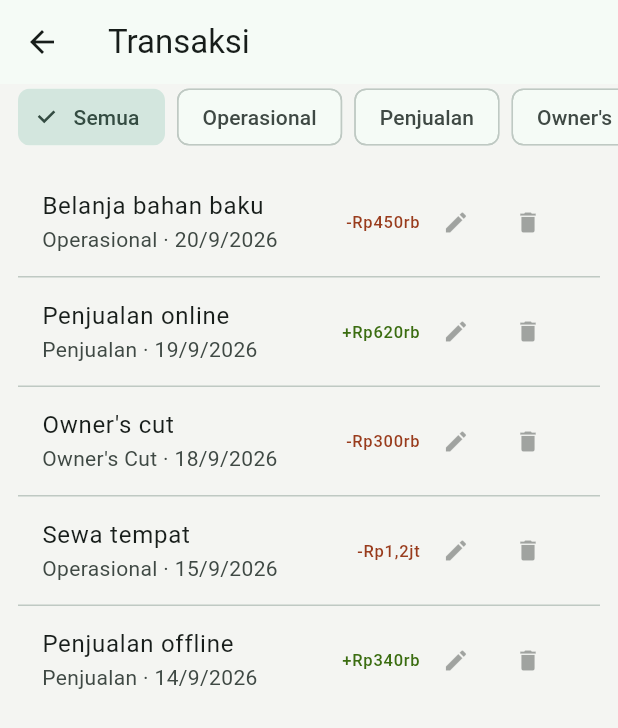
After one commit to Abidalfakhri/flunds, a Flutter app: the TransactionsScreen screen opened directly, on a phone screen of 412 x 824 dp. The commit adds this screen. Shown: the top 728 px of the screen. Run offline on Flutter 3.47's test engine with Material 3 defaults, Android fonts, the phone set to English and light mode, and no system bars.

Commit message:
feat: implementasi modul transaksi

```diff
--- a/lib/models/transaction_item.dart
+++ b/lib/models/transaction_item.dart
@@ -2,10 +2,16 @@ class TransactionItem {
   final String title;
   final String amount;
   final bool isIncome;
+  final String category;
+  final DateTime date;
+  final bool isPersonal;
 
   const TransactionItem({
     required this.title,
     required this.amount,
     required this.isIncome,
+    required this.category,
+    required this.date,
+    required this.isPersonal,
   });
 }
--- /dev/null
+++ b/lib/screens/transactions_screen.dart
@@ -0,0 +1,82 @@
+import 'package:flutter/material.dart';
+import '../theme/app_theme.dart';
+import '../models/transaction_item.dart';
+
+class TransactionsScreen extends StatefulWidget {
+  const TransactionsScreen({super.key});
+
+  @override
+  State<TransactionsScreen> createState() => _TransactionsScreenState();
+}
+
+class _TransactionsScreenState extends State<TransactionsScreen> {
+  String _filter = 'Semua';
+
+  final List<TransactionItem> _items = [
+    TransactionItem(title: 'Belanja bahan baku', amount: '-Rp450rb', isIncome: false, category: 'Operasional', date: DateTime(2026, 9, 20), isPersonal: false),
+    TransactionItem(title: 'Penjualan online', amount: '+Rp620rb', isIncome: true, category: 'Penjualan', date: DateTime(2026, 9, 19), isPersonal: false),
+    TransactionItem(title: "Owner's cut", amount: '-Rp300rb', isIncome: false, category: "Owner's Cut", date: DateTime(2026, 9, 18), isPersonal: true),
+    TransactionItem(title: 'Sewa tempat', amount: '-Rp1,2jt', isIncome: false, category: 'Operasional', date: DateTime(2026, 9, 15), isPersonal: false),
+    TransactionItem(title: 'Penjualan offline', amount: '+Rp340rb', isIncome: true, category: 'Penjualan', date: DateTime(2026, 9, 14), isPersonal: false),
+  ];
+
+  List<String> get _categories => ['Semua', ..._items.map((e) => e.category).toSet()];
+
+  List<TransactionItem> get _filtered =>
+      _filter == 'Semua' ? _items : _items.where((e) => e.category == _filter).toList();
+
+  @override
+  Widget build(BuildContext context) {
+    return Scaffold(
+      appBar: AppBar(title: const Text('Transaksi')),
+      body: Column(
+        children: [
+          SizedBox(
+            height: 44,
+            child: ListView(
+              scrollDirection: Axis.horizontal,
+              padding: const EdgeInsets.symmetric(horizontal: 12),
+              children: _categories.map((c) {
+                final selected = c == _filter;
+                return Padding(
+                  padding: const EdgeInsets.only(right: 8),
+                  child: ChoiceChip(
+                    label: Text(c),
+                    selected: selected,
+                    onSelected: (_) => setState(() => _filter = c),
+                    selectedColor: FlundsColors.primary.withOpacity(0.15),
+                  ),
+                );
+              }).toList(),
+            ),
+          ),
+          Expanded(
+            child: ListView.separated(
+              padding: const EdgeInsets.all(12),
+              itemCount: _filtered.length,
+              separatorBuilder: (_, __) => const Divider(height: 1),
+              itemBuilder: (context, i) {
+                final item = _filtered[i];
+                return ListTile(
+                  title: Text(item.title),
+                  subtitle: Text('${item.category} · ${item.date.day}/${item.date.month}/${item.date.year}'),
+                  trailing: Row(
+                    mainAxisSize: MainAxisSize.min,
+                    children: [
+                      Text(
+                        item.amount,
+                        style: TextStyle(color: item.isIncome ? FlundsColors.income : FlundsColors.expense),
+                      ),
+                      IconButton(icon: const Icon(Icons.edit, size: 18), onPressed: null),
+                      IconButton(icon: const Icon(Icons.delete, size: 18), onPressed: null),
+                    ],
+                  ),
+                );
+              },
+            ),
+          ),
+        ],
+      ),
+    );
+  }
+}
--- a/lib/widgets/recent_transactions_section.dart
+++ b/lib/widgets/recent_transactions_section.dart
@@ -5,13 +5,10 @@ import '../models/transaction_item.dart';
 class RecentTransactionsSection extends StatelessWidget {
   const RecentTransactionsSection({super.key});
 
-  static const List<TransactionItem> _dummyItems = [
-    TransactionItem(
-        title: 'Belanja bahan baku', amount: '-Rp450rb', isIncome: false),
-    TransactionItem(
-        title: 'Penjualan online', amount: '+Rp620rb', isIncome: true),
-    TransactionItem(
-        title: "Owner's cut", amount: '-Rp300rb', isIncome: false),
+  static final List<TransactionItem> _dummyItems = [
+    TransactionItem(title: 'Belanja bahan baku', amount: '-Rp450rb', isIncome: false, category: 'Operasional', date: DateTime(2026, 9, 20), isPersonal: false),
+    TransactionItem(title: 'Penjualan online', amount: '+Rp620rb', isIncome: true, category: 'Penjualan', date: DateTime(2026, 9, 19), isPersonal: false),
+    TransactionItem(title: "Owner's cut", amount: '-Rp300rb', isIncome: false, category: "Owner's Cut", date: DateTime(2026, 9, 18), isPersonal: true),
   ];
 
   @override
@@ -22,26 +19,17 @@ class RecentTransactionsSection extends StatelessWidget {
         Row(
           mainAxisAlignment: MainAxisAlignment.spaceBetween,
           children: const [
-            Text('Transaksi terbaru',
-                style: TextStyle(fontSize: 14, fontWeight: FontWeight.w600)),
-            Text('Lihat semua',
-                style: TextStyle(
-                    fontSize: 12, color: FlundsColors.ownerCutText)),
+            Text('Transaksi terbaru', style: TextStyle(fontSize: 14, fontWeight: FontWeight.w600)),
+            Text('Lihat semua', style: TextStyle(fontSize: 12, color: FlundsColors.ownerCutText)),
           ],
         ),
         const SizedBox(height: 8),
         Container(
-          decoration: BoxDecoration(
-            color: Colors.white,
-            borderRadius: BorderRadius.circular(10),
-          ),
+          decoration: BoxDecoration(color: Colors.white, borderRadius: BorderRadius.circular(10)),
           child: Column(
             children: [
               for (int i = 0; i < _dummyItems.length; i++)
-                _TransactionRow(
-                  item: _dummyItems[i],
-                  showDivider: i < _dummyItems.length - 1,
-                ),
+                _TransactionRow(item: _dummyItems[i], showDivider: i < _dummyItems.length - 1),
             ],
           ),
         ),
@@ -61,9 +49,7 @@ class _TransactionRow extends StatelessWidget {
     return Container(
       padding: const EdgeInsets.symmetric(horizontal: 12, vertical: 10),
       decoration: BoxDecoration(
-        border: showDivider
-            ? const Border(bottom: BorderSide(color: Color(0xFFEDEDED)))
-            : null,
+        border: showDivider ? const Border(bottom: BorderSide(color: Color(0xFFEDEDED))) : null,
       ),
       child: Row(
         mainAxisAlignment: MainAxisAlignment.spaceBetween,
@@ -71,12 +57,7 @@ class _TransactionRow extends StatelessWidget {
           Text(item.title, style: const TextStyle(fontSize: 13)),
           Text(
             item.amount,
-            style: TextStyle(
-              fontSize: 13,
-              color: item.isIncome
-                  ? FlundsColors.income
-                  : FlundsColors.expense,
-            ),
+            style: TextStyle(fontSize: 13, color: item.isIncome ? FlundsColors.income : FlundsColors.expense),
           ),
         ],
       ),
```
Also changed, not shown: lib/screens/add_transaction_screen.dart (added, +83 -0 lines).
